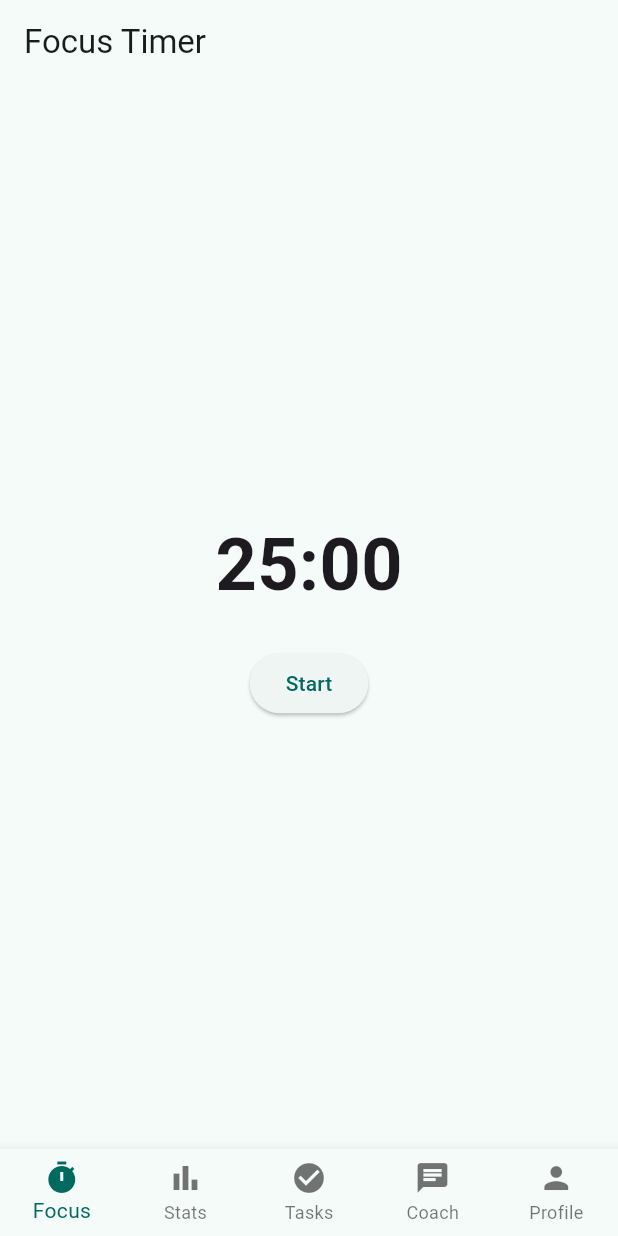
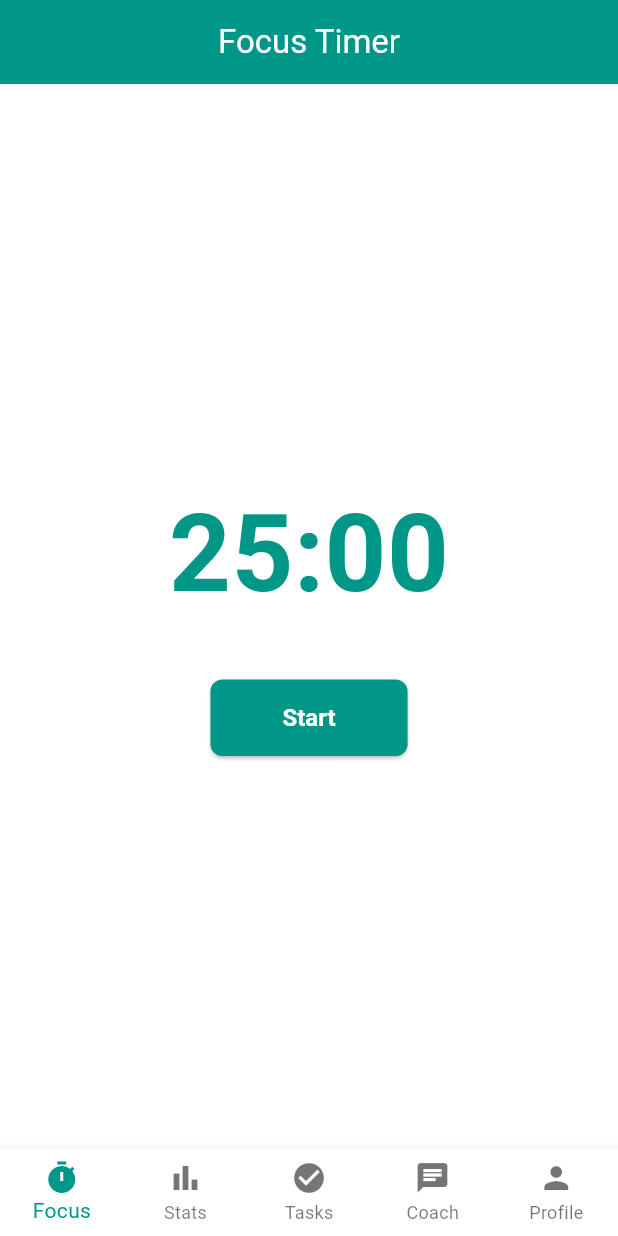
Before and after one commit to Sujan29k/focus_mate, a Flutter app: the screen it shows once a user with an empty profile is signed in, on a phone screen of 412 x 824 dp. Run offline on Flutter 3.47's test engine with Material 3 defaults, Android fonts, the phone set to English and light mode, and no system bars; our stand-ins replace cloud_firestore, firebase_auth, firebase_core, flutter_local_notifications, google_sign_in, timezone; accounts and stored records are empty.

Commit message:
Implement theme system and center focus timer title
- Created centralized theme system in utils/theme.dart
- Added AppColors, AppTextStyles, and AppTheme classes
- Updated main.dart to use AppTheme.lightTheme
- Themed focus_timer.dart with dynamic colors
- Centered Focus Timer AppBar title
- Updated .gitignore to exclude VS Code app files and build artifacts

```diff
--- a/lib/main.dart
+++ b/lib/main.dart
@@ -4,6 +4,7 @@ import 'screens/home_screen.dart';
 import 'screens/welcome_screen.dart';
 import 'services/auth_service.dart';
 import 'services/notification_service.dart';
+import 'utils/theme.dart';
 import 'firebase_options.dart';
 
 void main() async {
@@ -27,11 +28,7 @@ class FocusMateApp extends StatelessWidget {
     return MaterialApp(
       title: 'FocusMate',
       debugShowCheckedModeBanner: false,
-      theme: ThemeData(
-        colorScheme: ColorScheme.fromSeed(seedColor: Colors.teal),
-        textTheme: Theme.of(context).textTheme.apply(fontFamily: 'Roboto'),
-        useMaterial3: true,
-      ),
+      theme: AppTheme.lightTheme,
       home: const AuthWrapper(),
     );
   }
--- a/lib/screens/focus_timer.dart
+++ b/lib/screens/focus_timer.dart
@@ -1,5 +1,6 @@
 import 'package:flutter/material.dart';
 import 'dart:async';
+import '../utils/theme.dart';
 
 class FocusTimerScreen extends StatefulWidget {
   const FocusTimerScreen({super.key});
@@ -35,15 +36,32 @@ class _FocusTimerScreenState extends State<FocusTimerScreen> {
     final seconds = (_seconds % 60).toString().padLeft(2, '0');
 
     return Scaffold(
-      appBar: AppBar(title: const Text('Focus Timer')),
+      appBar: AppBar(title: const Text('Focus Timer'), centerTitle: true),
       body: Center(
         child: Column(
           mainAxisAlignment: MainAxisAlignment.center,
           children: [
-            Text('$minutes:$seconds', style: const TextStyle(fontSize: 48, fontWeight: FontWeight.bold)),
-            const SizedBox(height: 20),
+            Text(
+              '$minutes:$seconds',
+              style: AppTextStyles.h1.copyWith(
+                fontSize: 72,
+                color: AppColors.primary,
+              ),
+            ),
+            const SizedBox(height: 32),
             ElevatedButton(
               onPressed: _toggleTimer,
+              style: ElevatedButton.styleFrom(
+                backgroundColor: _isRunning
+                    ? AppColors.warning
+                    : AppColors.primary,
+                foregroundColor: Colors.white,
+                padding: const EdgeInsets.symmetric(
+                  horizontal: 48,
+                  vertical: 16,
+                ),
+                textStyle: AppTextStyles.button,
+              ),
               child: Text(_isRunning ? 'Pause' : 'Start'),
             ),
           ],
--- a/lib/utils/theme.dart
+++ b/lib/utils/theme.dart
@@ -0,0 +1,151 @@
+import 'package:flutter/material.dart';
+
+/// App Colors - Centralized color palette
+class AppColors {
+  // Primary Colors
+  static const Color primary = Colors.teal; //brand color
+  static const Color primaryLight = Color(0xFF80CBC4);
+  static const Color primaryDark = Color(0xFF00796B);
+
+  // Accent Colors
+  static const Color accent = Color(0xFF03DAC6);
+
+  // Background Colors
+  static const Color background = Color(0xFFF5F5F5);
+  static const Color surface = Colors.white;
+
+  // Text Colors
+  static const Color textPrimary = Color(0xFF212121);
+  static const Color textSecondary = Color(0xFF757575);
+
+  // Status Colors
+  static const Color success = Color(0xFF4CAF50);
+  static const Color error = Color(0xFFE53935);
+  static const Color warning = Color(0xFFFFA726);
+  static const Color info = Color(0xFF29B6F6);
+}
+
+/// App Text Styles - Consistent typography
+class AppTextStyles {
+  // Headings
+  static const TextStyle h1 = TextStyle(
+    fontSize: 32,
+    fontWeight: FontWeight.bold,
+    color: AppColors.textPrimary,
+  );
+
+  static const TextStyle h2 = TextStyle(
+    fontSize: 24,
+    fontWeight: FontWeight.bold,
+    color: AppColors.textPrimary,
+  );
+
+  static const TextStyle h3 = TextStyle(
+    fontSize: 20,
+    fontWeight: FontWeight.w600,
+    color: AppColors.textPrimary,
+  );
+
+  // Body Text
+  static const TextStyle body = TextStyle(
+    fontSize: 16,
+    color: AppColors.textPrimary,
+  );
+
+  static const TextStyle bodySmall = TextStyle(
+    fontSize: 14,
+    color: AppColors.textSecondary,
+  );
+
+  // Button Text
+  static const TextStyle button = TextStyle(
+    fontSize: 16,
+    fontWeight: FontWeight.w600,
+  );
+
+  // Caption
+  static const TextStyle caption = TextStyle(
+    fontSize: 12,
+    color: AppColors.textSecondary,
+  );
+}
+
+/// App Theme - Complete theme configuration
+class AppTheme {
+  /// Light Theme
+  static ThemeData get lightTheme {
+    return ThemeData(
+      useMaterial3: true,
+      brightness: Brightness.light,
+
+      // Color Scheme
+      colorScheme: ColorScheme.fromSeed(
+        seedColor: AppColors.primary,
+        primary: AppColors.primary,
+        secondary: AppColors.accent,
+        background: AppColors.background,
+        surface: AppColors.surface,
+        error: AppColors.error,
+      ),
+
+      // App Bar Theme
+      appBarTheme: const AppBarTheme(
+        backgroundColor: AppColors.primary,
+        foregroundColor: Colors.white,
+        elevation: 0,
+        centerTitle: false,
+      ),
+
+      // Input Decoration Theme
+      inputDecorationTheme: InputDecorationTheme(
+        border: OutlineInputBorder(borderRadius: BorderRadius.circular(8)),
+        filled: true,
+        fillColor: AppColors.surface,
+      ),
+
+      // Elevated Button Theme
+      elevatedButtonTheme: ElevatedButtonThemeData(
+        style: ElevatedButton.styleFrom(
+          backgroundColor: AppColors.primary,
+          foregroundColor: Colors.white,
+          padding: const EdgeInsets.symmetric(horizontal: 24, vertical: 12),
+          shape: RoundedRectangleBorder(borderRadius: BorderRadius.circular(8)),
+        ),
+      ),
+
+      // Text Theme
+      textTheme: const TextTheme(
+        displayLarge: AppTextStyles.h1,
+        displayMedium: AppTextStyles.h2,
+        displaySmall: AppTextStyles.h3,
+        bodyLarge: AppTextStyles.body,
+        bodyMedium: AppTextStyles.body,
+        bodySmall: AppTextStyles.bodySmall,
+        labelLarge: AppTextStyles.button,
+        labelSmall: AppTextStyles.caption,
+      ),
+
+      // Icon Theme
+      iconTheme: const IconThemeData(color: AppColors.primary),
+    );
+  }
+
+  /// Dark Theme (Optional - for future use)
+  static ThemeData get darkTheme {
+    return ThemeData(
+      useMaterial3: true,
+      brightness: Brightness.dark,
+
+      colorScheme: ColorScheme.fromSeed(
+        seedColor: AppColors.primary,
+        brightness: Brightness.dark,
+      ),
+
+      appBarTheme: const AppBarTheme(
+        backgroundColor: Color(0xFF1E1E1E),
+        foregroundColor: Colors.white,
+        elevation: 0,
+      ),
+    );
+  }
+}
```
Also changed, not shown: 1 other file.
